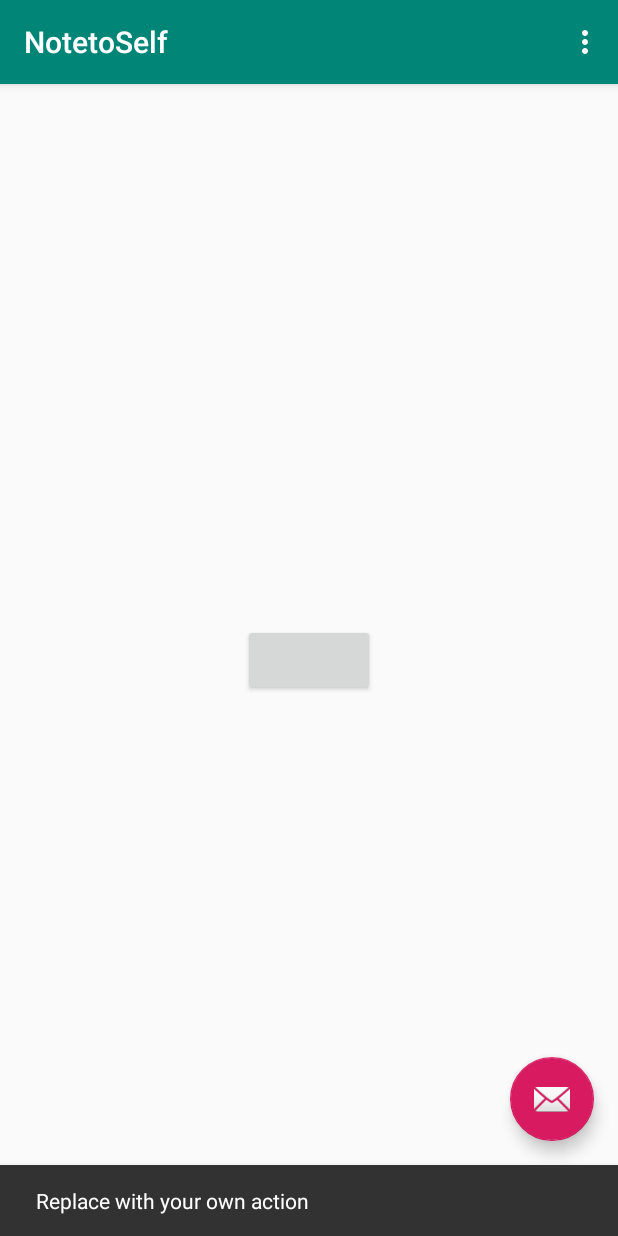
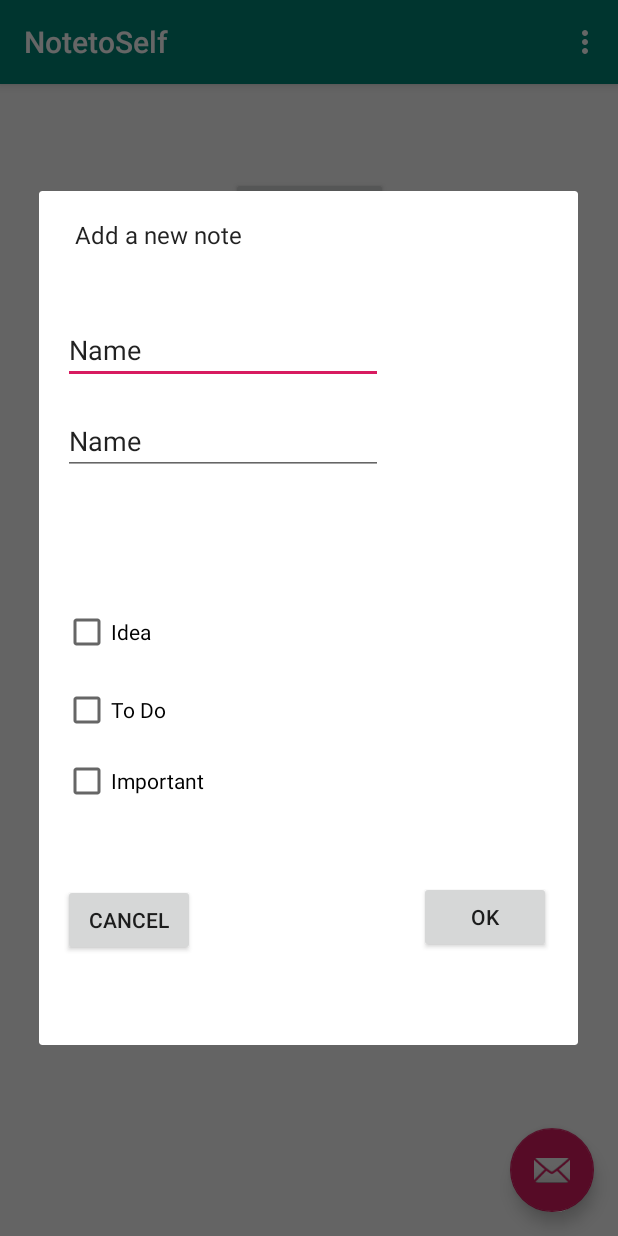
Before and after one commit to tarunraghav226/AndroidDevelopment, an Android app: the screen it shows after launch (MainActivity), after a tap on an icon or button, on a phone screen of 412 x 824 dp. Run offline under Robolectric (Android 15) with nearby library versions, the phone set to English and light mode, and no system bars.

Commit message:
Removed bug.

```diff
--- a/NotetoSelf/app/src/main/java/com/example/notetoself/DialogNewNote.java
+++ b/NotetoSelf/app/src/main/java/com/example/notetoself/DialogNewNote.java
@@ -15,23 +15,28 @@ public class DialogNewNote extends DialogFragment {
 
     @Override
     public Dialog onCreateDialog(Bundle savedInstanceState) {
-        AlertDialog.Builder builder = new AlertDialog.Builder(getActivity());
 
-        LayoutInflater inflater = getActivity().getLayoutInflater();
+        // All the rest of the code goes here
+        AlertDialog.Builder builder =
+                new AlertDialog.Builder(getActivity());
 
-        View dialogView = inflater.inflate(R.layout.dialog_new_note, null);
+        LayoutInflater inflater =
+                getActivity().getLayoutInflater();
+
+        View dialogView =
+                inflater.inflate(R.layout.dialog_new_note, null);
 
         final EditText editTitle = (EditText) dialogView.findViewById(R.id.editTitle);
         final EditText editDescription = (EditText) dialogView.findViewById(R.id.editDescription);
         final CheckBox checkBoxIdea = (CheckBox) dialogView.findViewById(R.id.checkBoxIdea);
-        final CheckBox checkBoxToDo = (CheckBox) dialogView.findViewById(R.id.checkBoxToDo);
+        final CheckBox checkBoxToDo = (CheckBox) dialogView.findViewById(R.id.checkBoxTodo);
         final CheckBox checkBoxImportant = (CheckBox) dialogView.findViewById(R.id.checkBoxImportant);
         Button btnCancel = (Button) dialogView.findViewById(R.id.btnCancel);
         Button btnOK = (Button) dialogView.findViewById(R.id.btnOK);
 
         builder.setView(dialogView).setMessage("Add a new note");
 
-        //Handle cancel button
+        // Handle the cancel button
         btnCancel.setOnClickListener(new View.OnClickListener() {
             @Override
             public void onClick(View v) {
@@ -39,22 +44,48 @@ public class DialogNewNote extends DialogFragment {
             }
         });
 
-        btnOK.setOnClickListener(new View.OnClickListener() {
+        builder.setView(dialogView).setMessage("Add a new note");
+
+        // Handle the cancel button
+        btnCancel.setOnClickListener(new View.OnClickListener() {
             @Override
             public void onClick(View v) {
+                dismiss();
+            }
+        });
+
+
+        // Handle the OK button
+        btnOK.setOnClickListener(new View.OnClickListener() {
+
+            @Override
+            public void onClick(View v) {
+
+                // Create a new note
                 Note newNote = new Note();
 
+                // Set its variables to match the users entries on the form
                 newNote.setTitle(editTitle.getText().toString());
                 newNote.setDescription(editDescription.getText().toString());
                 newNote.setIdea(checkBoxIdea.isChecked());
                 newNote.setTodo(checkBoxToDo.isChecked());
                 newNote.setImportant(checkBoxImportant.isChecked());
 
+                // Get a reference to MainActivity
                 MainActivity callingActivity = (MainActivity) getActivity();
+
+                // Pass newNote back to MainActivity
                 callingActivity.createNewNote(newNote);
+
+                // Quit the dialog
                 dismiss();
             }
         });
 
+
+        return builder.create();
+
+
     }
+
 }
--- a/NotetoSelf/app/src/main/java/com/example/notetoself/MainActivity.java
+++ b/NotetoSelf/app/src/main/java/com/example/notetoself/MainActivity.java
@@ -10,44 +10,57 @@ import androidx.appcompat.app.AppCompatActivity;
 import androidx.appcompat.widget.Toolbar;
 
 import com.google.android.material.floatingactionbutton.FloatingActionButton;
-import com.google.android.material.snackbar.Snackbar;
 
 public class MainActivity extends AppCompatActivity {
 
+    // Temporary code
     Note mTempNote = new Note();
 
-    public void createNewNote(Note n) {
-        mTempNote = n;
-    }
 
     @Override
     protected void onCreate(Bundle savedInstanceState) {
         super.onCreate(savedInstanceState);
         setContentView(R.layout.activity_main);
-        Toolbar toolbar = findViewById(R.id.toolbar);
+        Toolbar toolbar = (Toolbar) findViewById(R.id.toolbar);
         setSupportActionBar(toolbar);
 
-        FloatingActionButton fab = findViewById(R.id.fab);
+        FloatingActionButton fab = (FloatingActionButton) findViewById(R.id.fab);
         fab.setOnClickListener(new View.OnClickListener() {
             @Override
             public void onClick(View view) {
-                Snackbar.make(view, "Replace with your own action", Snackbar.LENGTH_LONG)
-                        .setAction("Action", null).show();
+                //Snackbar.make(view, "Replace with your own action", Snackbar.LENGTH_LONG)
+                //.setAction("Action", null).show();
+
+                DialogNewNote dialog = new DialogNewNote();
+                dialog.show(getSupportFragmentManager(), "");
             }
         });
 
+
+        // Temporary code
         Button button = (Button) findViewById(R.id.button);
         button.setOnClickListener(new View.OnClickListener() {
             @Override
             public void onClick(View v) {
 
+                // Create a new DialogShowNote called dialog
                 DialogShowNote dialog = new DialogShowNote();
+
+                // Send the note via the sendNoteSelected method
                 dialog.sendNoteSelected(mTempNote);
+
+                // Create the dialog
                 dialog.show(getSupportFragmentManager(), "123");
-
             }
         });
+
     }
+
+    public void createNewNote(Note n) {
+        // Temporary code
+        mTempNote = n;
+    }
+
 
     @Override
     public boolean onCreateOptionsMenu(Menu menu) {
--- a/NotetoSelf/app/src/main/res/layout/content_main.xml
+++ b/NotetoSelf/app/src/main/res/layout/content_main.xml
@@ -8,13 +8,24 @@
     tools:context=".MainActivity"
     tools:showIn="@layout/activity_main">
 
+    <TextView
+        android:id="@+id/textView"
+        android:layout_width="wrap_content"
+        android:layout_height="wrap_content"
+        android:text="Hello World!"
+        app:layout_constraintBottom_toBottomOf="parent"
+        app:layout_constraintLeft_toLeftOf="parent"
+        app:layout_constraintRight_toRightOf="parent"
+        app:layout_constraintTop_toTopOf="parent" />
+
     <Button
         android:id="@+id/button"
         android:layout_width="wrap_content"
         android:layout_height="wrap_content"
-        app:layout_constraintBottom_toBottomOf="parent"
+        android:layout_marginTop="62dp"
+        android:text="Show Note"
         app:layout_constraintEnd_toEndOf="parent"
         app:layout_constraintStart_toStartOf="parent"
-        app:layout_constraintTop_toTopOf="parent"
-        tools:text="Show Note" />
+        app:layout_constraintTop_toTopOf="parent" />
+
 </androidx.constraintlayout.widget.ConstraintLayout>
--- a/NotetoSelf/app/src/main/res/layout/dialog_new_note.xml
+++ b/NotetoSelf/app/src/main/res/layout/dialog_new_note.xml
@@ -8,8 +8,8 @@
         android:id="@+id/editTitle"
         android:layout_width="wrap_content"
         android:layout_height="wrap_content"
-        android:layout_marginStart="45dp"
-        android:layout_marginTop="45dp"
+        android:layout_marginStart="16dp"
+        android:layout_marginTop="25dp"
         android:ems="10"
         android:hint="@string/title_hint"
         android:inputType="textPersonName"
@@ -21,63 +21,64 @@
         android:id="@+id/editDescription"
         android:layout_width="wrap_content"
         android:layout_height="wrap_content"
-        android:layout_marginStart="49dp"
-        android:layout_marginTop="147dp"
+        android:layout_marginStart="16dp"
+        android:layout_marginTop="15dp"
         android:ems="10"
         android:hint="@string/description_hint"
-        android:inputType="textShortMessage|textMultiLine"
-        android:text="@string/idea_text"
+        android:inputType="textMultiLine"
+        android:text="Name"
         app:layout_constraintStart_toStartOf="parent"
-        app:layout_constraintTop_toTopOf="parent" />
+        app:layout_constraintTop_toBottomOf="@+id/editTitle" />
 
     <CheckBox
-        android:id="@+id/checkBoxToDo"
+        android:id="@+id/checkBoxIdea"
         android:layout_width="wrap_content"
         android:layout_height="wrap_content"
-        android:layout_marginStart="2dp"
-        android:layout_marginTop="30dp"
+        android:layout_marginStart="16dp"
+        android:layout_marginTop="149dp"
+        android:layout_marginBottom="150dp"
+        android:text="@string/idea_text"
+        app:layout_constraintBottom_toTopOf="@+id/btnOK"
+        app:layout_constraintStart_toStartOf="parent"
+        app:layout_constraintTop_toBottomOf="@+id/editTitle" />
+
+    <CheckBox
+        android:id="@+id/checkBoxTodo"
+        android:layout_width="wrap_content"
+        android:layout_height="wrap_content"
+        android:layout_marginStart="16dp"
+        android:layout_marginTop="20dp"
         android:text="@string/todo_text"
-        app:layout_constraintStart_toStartOf="@+id/checkBoxIdea"
+        app:layout_constraintStart_toStartOf="parent"
         app:layout_constraintTop_toBottomOf="@+id/checkBoxIdea" />
 
     <CheckBox
         android:id="@+id/checkBoxImportant"
         android:layout_width="wrap_content"
         android:layout_height="wrap_content"
-        android:layout_marginTop="16dp"
+        android:layout_marginStart="16dp"
+        android:layout_marginTop="15dp"
         android:text="@string/important_text"
-        app:layout_constraintStart_toStartOf="@+id/checkBoxToDo"
-        app:layout_constraintTop_toBottomOf="@+id/checkBoxToDo" />
+        app:layout_constraintStart_toStartOf="parent"
+        app:layout_constraintTop_toBottomOf="@+id/checkBoxTodo" />
 
     <Button
         android:id="@+id/btnCancel"
         android:layout_width="wrap_content"
         android:layout_height="wrap_content"
-        android:layout_marginStart="52dp"
+        android:layout_marginStart="16dp"
+        android:layout_marginBottom="59dp"
         android:text="@string/cancel_button"
-        app:layout_constraintBottom_toBottomOf="@+id/btnOK"
-        app:layout_constraintStart_toStartOf="parent"
-        app:layout_constraintTop_toTopOf="@+id/btnOK" />
+        app:layout_constraintBottom_toBottomOf="parent"
+        app:layout_constraintStart_toStartOf="parent" />
 
     <Button
         android:id="@+id/btnOK"
         android:layout_width="wrap_content"
         android:layout_height="wrap_content"
-        android:layout_marginTop="168dp"
-        android:layout_marginEnd="65dp"
-        android:layout_marginBottom="166dp"
+        android:layout_marginEnd="18dp"
+        android:layout_marginBottom="61dp"
         android:text="@string/ok_button"
         app:layout_constraintBottom_toBottomOf="parent"
-        app:layout_constraintEnd_toEndOf="parent"
-        app:layout_constraintTop_toTopOf="@+id/checkBoxToDo" />
-
-    <CheckBox
-        android:id="@+id/checkBoxIdea"
-        android:layout_width="wrap_content"
-        android:layout_height="wrap_content"
-        android:layout_marginStart="49dp"
-        android:layout_marginTop="287dp"
-        android:text="@string/idea_text"
-        app:layout_constraintStart_toStartOf="parent"
-        app:layout_constraintTop_toTopOf="parent" />
+        app:layout_constraintEnd_toEndOf="parent" />
 </androidx.constraintlayout.widget.ConstraintLayout>
```
Also changed, not shown: NotetoSelf/app/src/main/java/com/example/notetoself/DialogShowNote.java (+24 -7 lines), NotetoSelf/app/src/main/res/layout/dialog_show_note.xml (+14 -16 lines).
